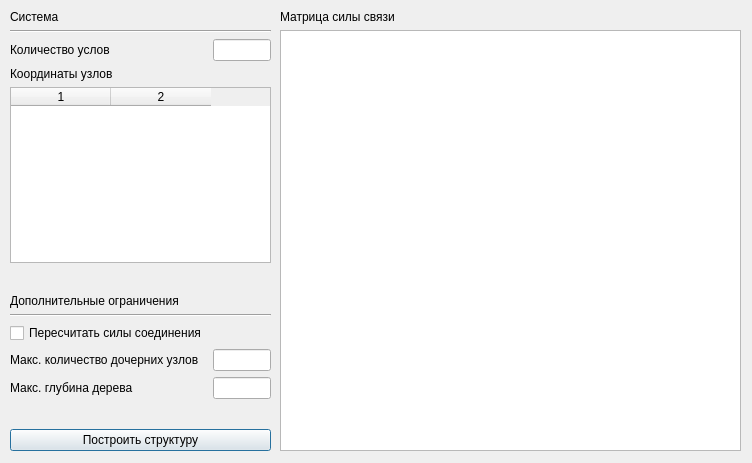
Old version of the form forms/multiagent_structure_main_win.ui in the repository rmksrv/Multilevel_Hierarchy.
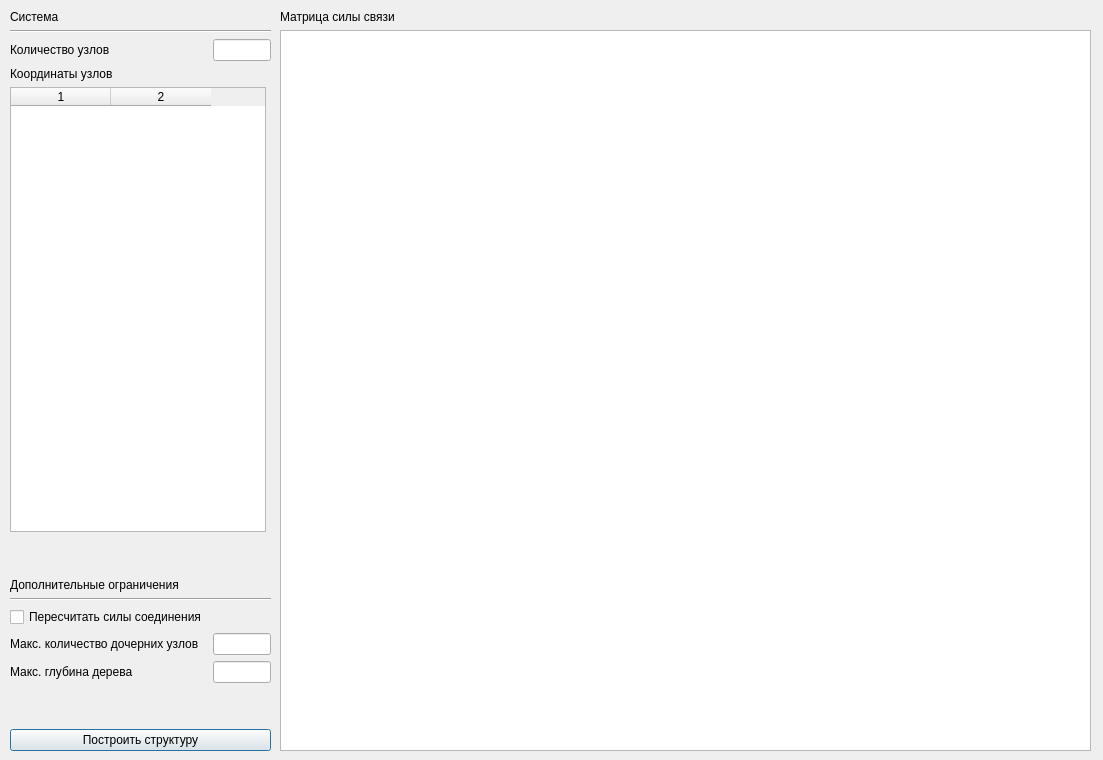
New version of the form.

Commit message: base interface - done

```diff
--- a/forms/multiagent_structure_main_win.ui
+++ b/forms/multiagent_structure_main_win.ui
@@ -6,8 +6,8 @@
    <rect>
     <x>0</x>
     <y>0</y>
-    <width>752</width>
-    <height>463</height>
+    <width>1103</width>
+    <height>760</height>
    </rect>
   </property>
   <property name="windowTitle">
@@ -19,7 +19,7 @@
      <x>10</x>
      <y>10</y>
      <width>261</width>
-     <height>441</height>
+     <height>741</height>
     </rect>
    </property>
    <layout class="QGridLayout" name="gridLayout">
@@ -89,12 +89,18 @@
     <item row="3" column="0">
      <widget class="QLabel" name="label__System_nodeAmount">
       <property name="text">
-       <string>Количество услов</string>
+       <string>Количество узлов</string>
       </property>
      </widget>
     </item>
     <item row="5" column="0" colspan="2">
      <widget class="QTableWidget" name="tableWidget__nodesCoords">
+      <property name="sizePolicy">
+       <sizepolicy hsizetype="Fixed" vsizetype="Expanding">
+        <horstretch>0</horstretch>
+        <verstretch>1</verstretch>
+       </sizepolicy>
+      </property>
       <property name="columnCount">
        <number>2</number>
       </property>
@@ -144,13 +150,20 @@
     <rect>
      <x>280</x>
      <y>10</y>
-     <width>461</width>
-     <height>441</height>
+     <width>811</width>
+     <height>741</height>
     </rect>
    </property>
    <layout class="QGridLayout" name="gridLayout_2">
     <item row="2" column="0">
-     <widget class="QTableWidget" name="tableWidget__connectionsPower"/>
+     <widget class="QTableWidget" name="tableWidget__connectionsPower">
+      <property name="sizePolicy">
+       <sizepolicy hsizetype="Expanding" vsizetype="Expanding">
+        <horstretch>1</horstretch>
+        <verstretch>1</verstretch>
+       </sizepolicy>
+      </property>
+     </widget>
     </item>
     <item row="1" column="0">
      <widget class="QLabel" name="label__connectionsPower">
```
The commit also changes 2 other files.
